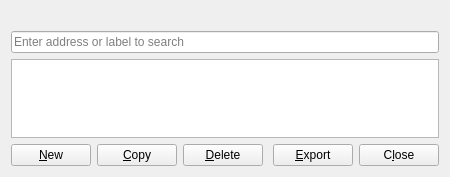
Before: the Qt Designer form src/qt/forms/addressbookpage.ui in BlockMechanic/rain, drawn with Qt 5.
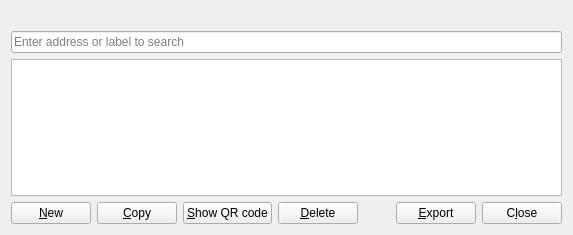
After: the same form once the commit is applied. Icons and pictures are not drawn.

Patch:
```diff
--- a/src/qt/forms/addressbookpage.ui
+++ b/src/qt/forms/addressbookpage.ui
@@ -6,8 +6,8 @@
    <rect>
     <x>0</x>
     <y>0</y>
-    <width>450</width>
-    <height>177</height>
+    <width>573</width>
+    <height>235</height>
    </rect>
   </property>
   <layout class="QVBoxLayout" name="verticalLayout">
@@ -92,6 +92,13 @@
        </property>
       </widget>
      </item>
+     <item>
+      <widget class="QPushButton" name="showAddressQRCode">
+       <property name="text">
+        <string>&amp;Show QR code</string>
+       </property>
+      </widget>
+     </item>
      <item>
       <widget class="QPushButton" name="deleteAddress">
        <property name="toolTip">
```
